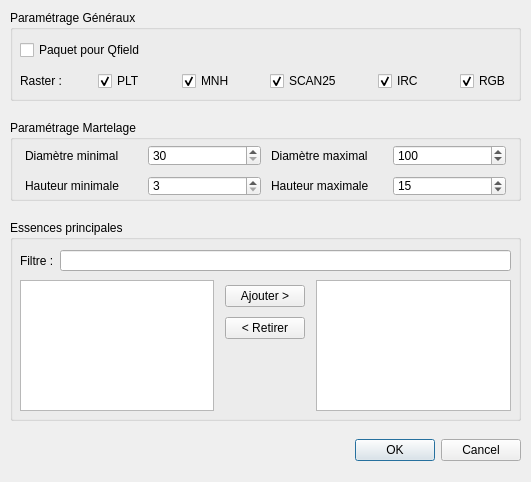
Above: Qracines/modules/tree_marking/create/tree_marking_create.ui from paul-carteron/Qracines before the change. Below: the same form after it.
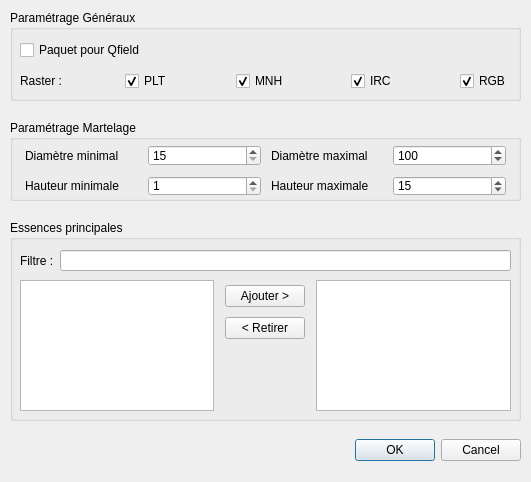
That is the form after the change. Custom widgets are drawn as their Qt base class.

```diff
--- a/Qracines/modules/tree_marking/create/tree_marking_create.ui
+++ b/Qracines/modules/tree_marking/create/tree_marking_create.ui
@@ -163,7 +163,7 @@
      <item row="0" column="2">
       <widget class="QSpinBox" name="sp_dmin">
        <property name="minimum">
-        <number>30</number>
+        <number>15</number>
        </property>
        <property name="maximum">
         <number>200</number>
@@ -206,7 +206,7 @@
      <item row="1" column="2">
       <widget class="QSpinBox" name="sp_hmin">
        <property name="minimum">
-        <number>3</number>
+        <number>1</number>
        </property>
        <property name="maximum">
         <number>50</number>
@@ -295,7 +295,7 @@
       </layout>
      </item>
      <item>
-      <layout class="QHBoxLayout" name="horizontalLayout_2" stretch="0,0,0,0,0,0,0,0,0,0,0">
+      <layout class="QHBoxLayout" name="horizontalLayout_2" stretch="0,0,0,0,0,0,0,0,0">
        <property name="spacing">
         <number>12</number>
        </property>
@@ -373,35 +373,6 @@
          </property>
         </widget>
        </item>
-       <item>
-        <spacer name="horizontalSpacer_5">
-         <property name="orientation">
-          <enum>Qt::Horizontal</enum>
-         </property>
-         <property name="sizeHint" stdset="0">
-          <size>
-           <width>40</width>
-           <height>20</height>
-          </size>
-         </property>
-        </spacer>
-       </item>
-       <item>
-        <widget class="QCheckBox" name="cb_scan25">
-         <property name="sizePolicy">
-          <sizepolicy hsizetype="Maximum" vsizetype="Fixed">
-           <horstretch>0</horstretch>
-           <verstretch>0</verstretch>
-          </sizepolicy>
-         </property>
-         <property name="text">
-          <string>SCAN25</string>
-         </property>
-         <property name="checked">
-          <bool>true</bool>
-         </property>
-        </widget>
-       </item>
        <item>
         <spacer name="horizontalSpacer_4">
          <property name="orientation">
```
Left out of the diff: 2 changed lines with no effect on the pictures.
